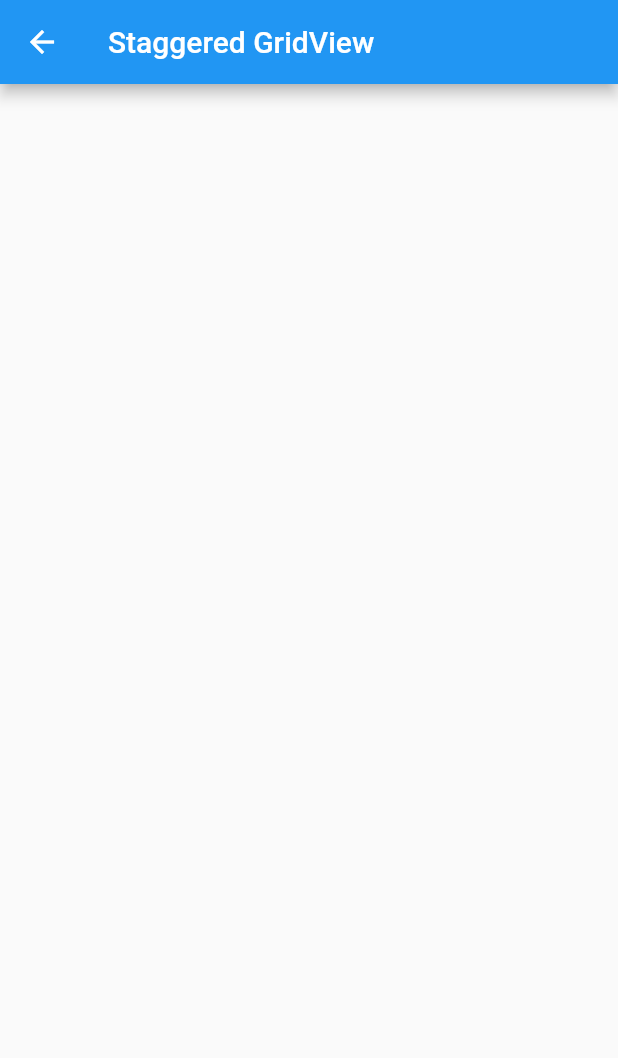
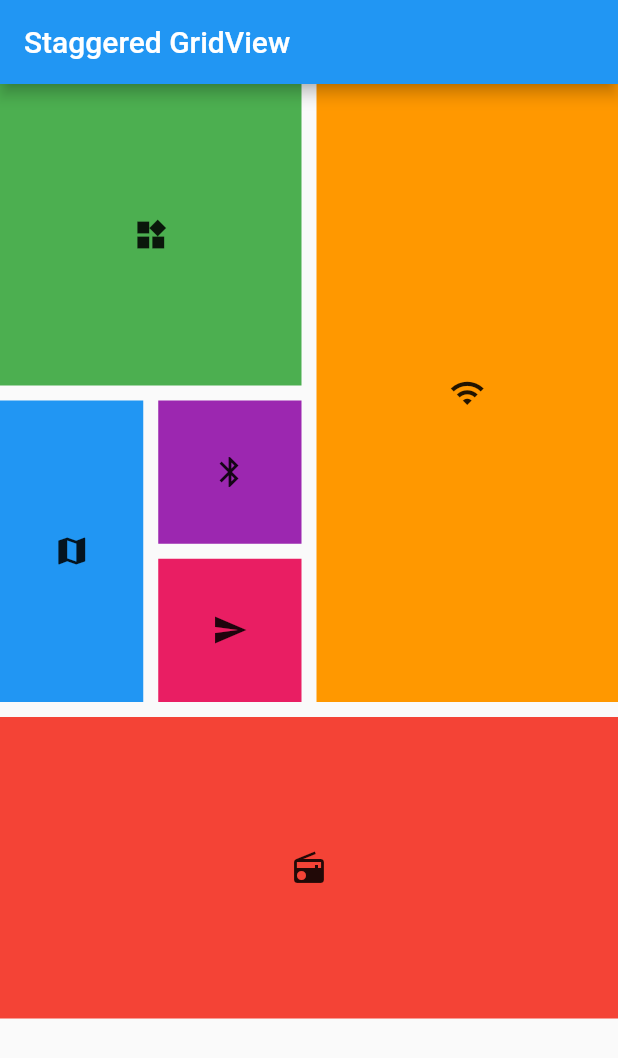
Before and after one commit to akhi07rx/project_june, a Flutter app: the Stag_Grid screen opened directly, on a phone screen of 412 x 824 dp. Shown: the top 1058 px of the screen. Run offline on Flutter 3.47's test engine with Material 2 defaults, Android fonts, the phone set to English and light mode, and no system bars; our stand-ins replace fluttertoast, google_fonts.

Commit message:
Initial Commit

```diff
--- a/lib/class work/Gridex/stag_grid.dart
+++ b/lib/class work/Gridex/stag_grid.dart
@@ -1,14 +1,70 @@
 import 'package:flutter/material.dart';
 import 'package:flutter_staggered_grid_view/flutter_staggered_grid_view.dart';
+
+void main() {
+  runApp(MaterialApp(
+    home: Stag_Grid(),
+  ));
+}
 
 class Stag_Grid extends StatelessWidget {
   @override
   Widget build(BuildContext context) {
     return Scaffold(
       appBar: AppBar(
-        title: Text("Staggered GridView"),
+        title: const Text("Staggered GridView"),
       ),
-      body: SingleChildScrollView(),
+      body: SingleChildScrollView(
+        child: StaggeredGrid.count(
+          crossAxisCount: 4,
+          crossAxisSpacing: 10,
+          mainAxisSpacing: 10,
+          children: [
+            StaggeredGridTile.count(
+                crossAxisCellCount: 2, //width
+                mainAxisCellCount: 2, //height
+                child: Container(
+                  color: Colors.green,
+                  child: const Center(child: Icon(Icons.widgets)),
+                )),
+            StaggeredGridTile.count(
+                crossAxisCellCount: 2, //width
+                mainAxisCellCount: 4, //height
+                child: Container(
+                  color: Colors.orange,
+                  child: const Center(child: Icon(Icons.wifi)),
+                )),
+            StaggeredGridTile.count(
+                crossAxisCellCount: 1, //width
+                mainAxisCellCount: 2, //height
+                child: Container(
+                  color: Colors.blue,
+                  child: const Center(child: Icon(Icons.map)),
+                )),
+            StaggeredGridTile.count(
+                crossAxisCellCount: 1, //width
+                mainAxisCellCount: 1, //height
+                child: Container(
+                  color: Colors.purple,
+                  child: const Center(child: Icon(Icons.bluetooth)),
+                )),
+            StaggeredGridTile.count(
+                crossAxisCellCount: 1, //width
+                mainAxisCellCount: 1, //height
+                child: Container(
+                  color: Colors.pink,
+                  child: const Center(child: Icon(Icons.send)),
+                )),
+            StaggeredGridTile.count(
+                crossAxisCellCount: 4, //width
+                mainAxisCellCount: 2, //height
+                child: Container(
+                  color: Colors.red,
+                  child: const Center(child: Icon(Icons.radio)),
+                )),
+          ],
+        ),
+      ),
     );
   }
 }
--- a/pubspec.yaml
+++ b/pubspec.yaml
@@ -34,6 +34,7 @@ dependencies:
   fluttertoast: ^8.2.2
   google_fonts: ^5.1.0
   flutter_staggered_grid_view: ^0.7.0
+  lottie: ^2.6.0
 
   # The following adds the Cupertino Icons font to your application.
   # Use with the CupertinoIcons class for iOS style icons.
@@ -67,6 +68,7 @@ flutter:
     - assets/images/
     - assets/fruits/
     - assets/shopping/
+    - assets/animation/
   #   - images/a_dot_burr.jpeg
   #   - images/a_dot_ham.jpeg
 
```
Also changed, not shown: assets/animation/tweet.json (added, +1 -0 lines).
